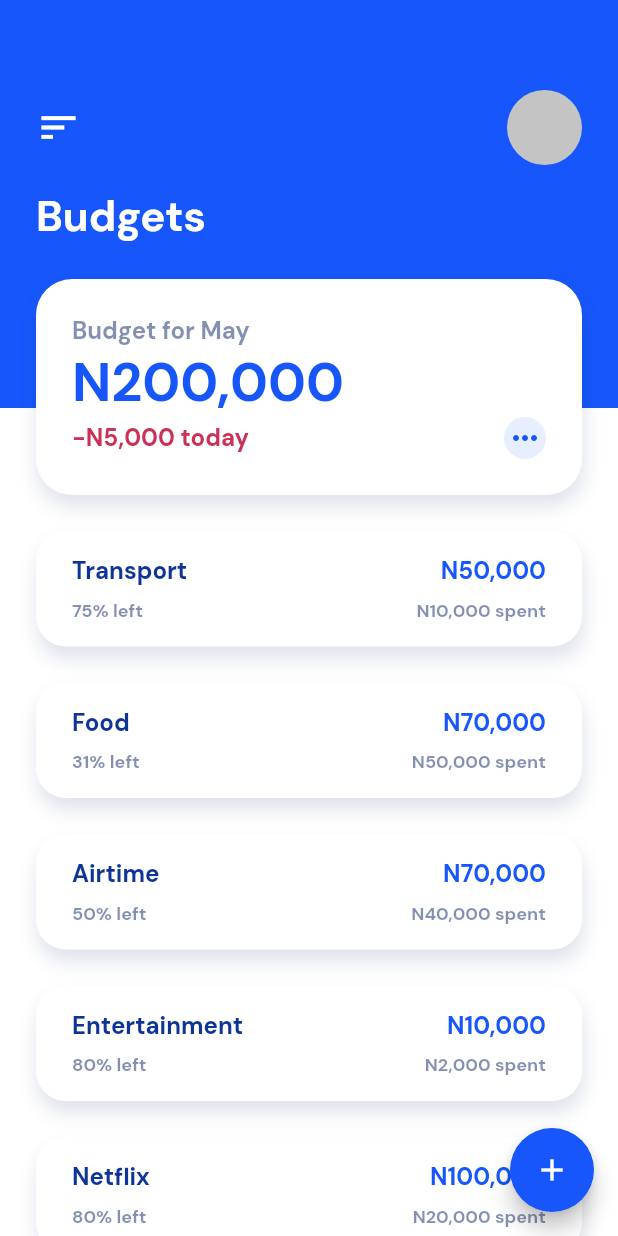
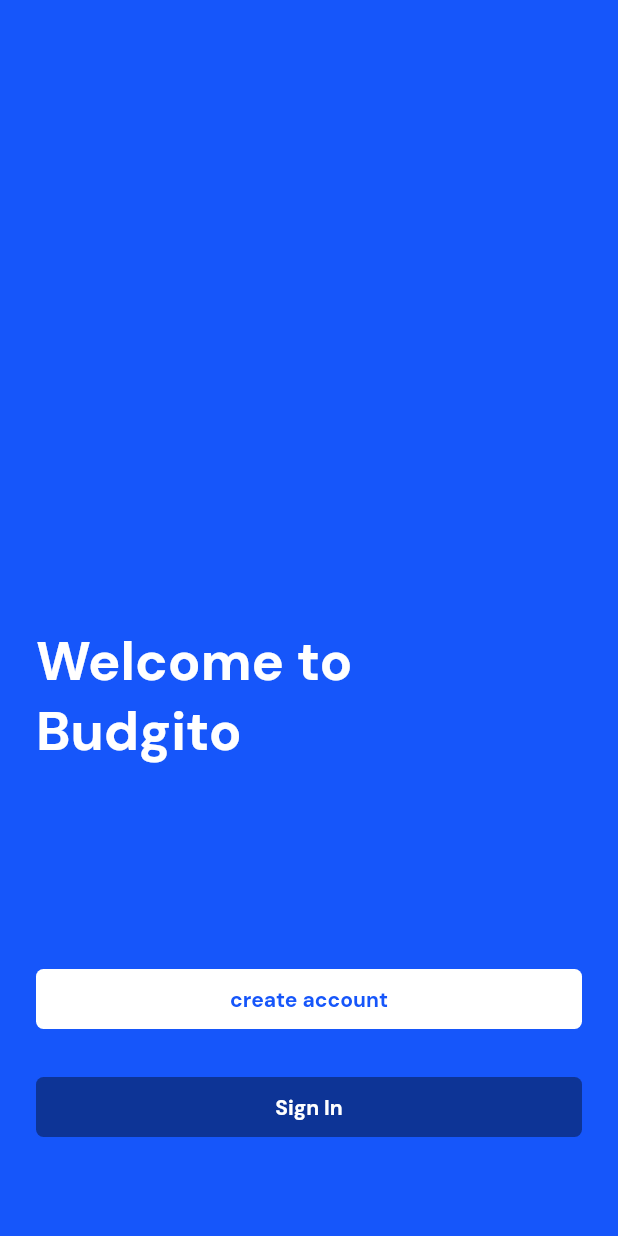
Before and after one commit to DSC-Unilag/ohw-2020-11, a Flutter app: the screen it shows after launch, on a phone screen of 412 x 824 dp. Run offline on Flutter 3.47's test engine with Material 2 defaults, Android fonts, the phone set to English and light mode, and no system bars; our stand-ins replace google_fonts.

Commit message:
added auth screens

```diff
--- a/mobile-client/lib/main.dart
+++ b/mobile-client/lib/main.dart
@@ -1,4 +1,4 @@
-import 'package:budget_app/screens/home_screen.dart';
+import 'package:budget_app/screens/welcome_screen.dart';
 import 'package:flutter/material.dart';
 
 void main() {
@@ -10,7 +10,7 @@ class BudgetApp extends StatelessWidget {
   Widget build(BuildContext context) {
     return MaterialApp(
       debugShowCheckedModeBanner: false,
-      home: HomeScreen(),
+      home: WelcomeScreen(),
     );
   }
 }
--- a/mobile-client/lib/screens/home_screen.dart
+++ b/mobile-client/lib/screens/home_screen.dart
@@ -8,7 +8,7 @@ class HomeScreen extends StatelessWidget {
   Widget build(BuildContext context) {
     return Scaffold(
       floatingActionButton: FloatingActionButton(
-        onPressed: (){},
+        onPressed: () {},
         backgroundColor: Style.backgroundColor,
         child: Icon(
           Icons.add,
--- /dev/null
+++ b/mobile-client/lib/screens/welcome_screen.dart
@@ -0,0 +1,55 @@
+import 'package:budget_app/screens/sign_in.dart';
+import 'package:budget_app/screens/sign_up_screen.dart';
+import 'package:budget_app/utilities/widgets.dart';
+import 'package:flutter/cupertino.dart';
+import 'package:flutter/material.dart';
+import 'package:budget_app/utilities/styles.dart' as Style;
+import 'package:budget_app/utilities/constants.dart' as Constant;
+
+class WelcomeScreen extends StatelessWidget {
+  @override
+  Widget build(BuildContext context) {
+    Constant.screenSize = MediaQuery.of(context).size;
+    return Scaffold(
+      backgroundColor: Style.backgroundColor,
+      body: SingleChildScrollView(
+        child: Container(
+          padding: EdgeInsets.fromLTRB(24, 60, 24, 50),
+          constraints: BoxConstraints.tight(Constant.screenSize),
+          child: Column(
+            crossAxisAlignment: CrossAxisAlignment.start,
+            children: <Widget>[
+              Spacer(
+                flex: 3,
+              ),
+              Text(
+                "Welcome to \nBudgito",
+                style: Style.heading1Text.copyWith(color: Style.themeWhite),
+              ),
+              Spacer(),
+              CustomLongButton(
+                label: 'create account',
+                onTap: () {
+                  Navigator.push(
+                      context,
+                      CupertinoPageRoute(
+                        builder: (context) => SignUp(),
+                      ));
+                },
+              ),
+              CustomLongButton(
+                label: 'Sign In',
+                onTap: () {
+                  Navigator.push(context,
+                      CupertinoPageRoute(builder: (context) => SignIn()));
+                },
+                color: Style.darkBlue,
+                labelColor: Style.themeWhite,
+              )
+            ],
+          ),
+        ),
+      ),
+    );
+  }
+}
--- a/mobile-client/lib/utilities/styles.dart
+++ b/mobile-client/lib/utilities/styles.dart
@@ -23,7 +23,7 @@ final heading3Text = GoogleFonts.dmSans(
   color: themeGrey,
 );
 final heading4Text = GoogleFonts.dmSans(
-  fontSize: 12,
+  fontSize: 14,
   fontWeight: FontWeight.bold,
   color: themeGrey,
 );
--- a/mobile-client/lib/utilities/widgets.dart
+++ b/mobile-client/lib/utilities/widgets.dart
@@ -146,3 +146,80 @@ class ExpenseCard extends StatelessWidget {
     );
   }
 }
+
+
+
+class CustomLongButton extends StatelessWidget {
+  final String label;
+  final Function onTap;
+  final Color color;
+  final Color labelColor;
+
+  const CustomLongButton(
+      {@required this.label, @required this.onTap, this.color,this.labelColor});
+
+  @override
+  Widget build(BuildContext context) {
+    return Container(
+      constraints: BoxConstraints.tightFor(
+        height: 40,
+        width: double.infinity,
+      ),
+      margin: const EdgeInsets.symmetric(vertical: 16.0),
+      child: FlatButton(
+        padding: EdgeInsets.zero,
+        color: color ?? Style.themeWhite,
+        shape: RoundedRectangleBorder(
+          borderRadius: BorderRadius.circular(5),
+        ),
+        onPressed: onTap,
+        child: Text(
+          label ?? '',
+          textAlign: TextAlign.center,
+          style: Style.heading4Text.copyWith(
+            color: labelColor?? Style.backgroundColor,
+          ),
+        ),
+      ),
+    );
+  }
+}
+
+
+class CustomTextFormField extends StatelessWidget {
+  const CustomTextFormField({
+    Key key,
+    this.controller,
+    this.hintText,this.keyboardType
+  }) : super(key: key);
+  final TextEditingController controller;
+  final String hintText;
+  final TextInputType keyboardType;
+
+  @override
+  Widget build(BuildContext context) {
+    return TextFormField(
+      style: Style.labelText.copyWith(color: Style.themeWhite),
+      keyboardType: keyboardType,
+      obscureText: keyboardType == TextInputType.visiblePassword ? true : false,
+      controller: controller,
+      decoration: InputDecoration(
+        contentPadding: EdgeInsets.zero,
+        hintText: hintText,
+        hintStyle: Style.labelText.copyWith(
+          color: Style.themeWhite.withOpacity(0.75),
+        ),
+        border: UnderlineInputBorder(
+          borderSide: BorderSide(
+            color: Style.themeWhite.withOpacity(0.25),
+          ),
+        ),
+        focusedBorder: UnderlineInputBorder(
+          borderSide: BorderSide(
+              color: Style.themeWhite
+          ),
+        ),
+      ),
+    );
+  }
+}
```
Also changed, not shown: mobile-client/lib/screens/sign_in.dart (added, +63 -0 lines), mobile-client/lib/screens/sign_up_screen.dart (added, +72 -0 lines).
